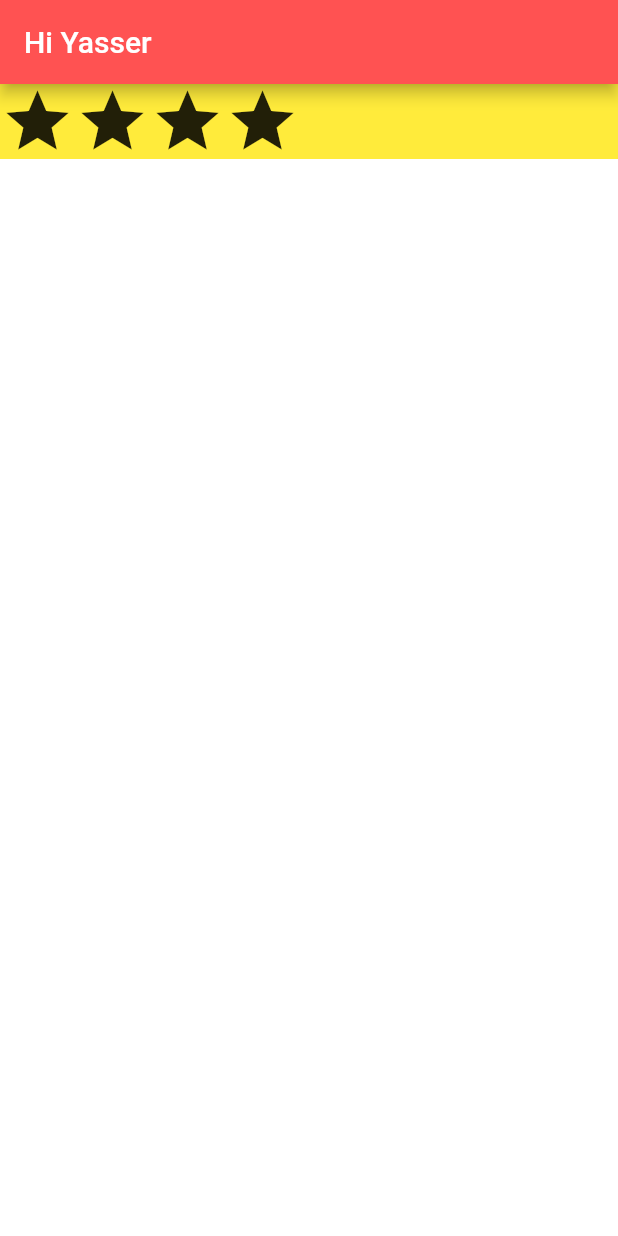
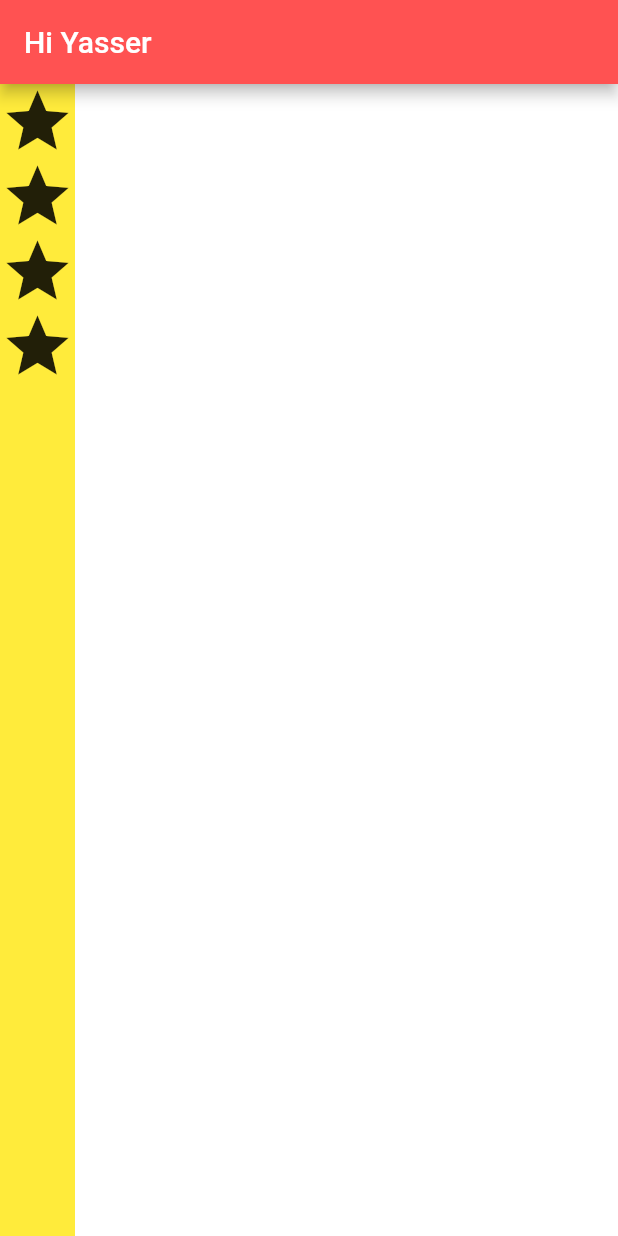
Before and after one commit to yasser2020/Business-Card, a Flutter app: the screen it shows after launch, on a phone screen of 412 x 824 dp. Run offline on Flutter 3.47's test engine with Material 2 defaults, Android fonts, the phone set to English and light mode, and no system bars.

```diff
--- a/lib/main.dart
+++ b/lib/main.dart
@@ -14,7 +14,7 @@ class MyApp extends StatelessWidget {
             body: SafeArea(
                 child: Container(
               color: Colors.yellow,
-              child: Row(crossAxisAlignment: CrossAxisAlignment.start, children: [
+              child: Column(crossAxisAlignment: CrossAxisAlignment.start, children: [
                 Icon(Icons.star, size: 50),
                 Icon(Icons.star, size: 50),
                 Icon(Icons.star, size: 50),
```
Also changed, not shown: 1 other file.
